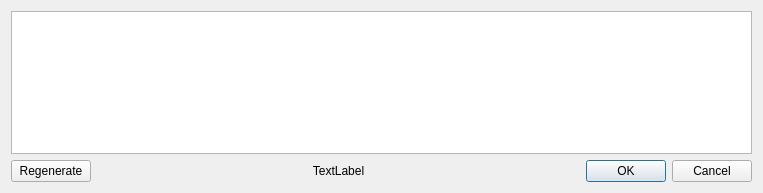
The window that src/GenerateCommitMessageDialog.ui (soramimi/Guitar) describes before a commit, drawn with Qt 5.
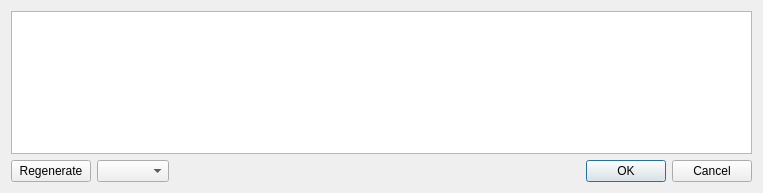
The same window after the commit.

Commit message: Add AI model selection combo box to commit message generation dialog

What changed in the file:
```diff
--- a/src/GenerateCommitMessageDialog.ui
+++ b/src/GenerateCommitMessageDialog.ui
@@ -34,19 +34,49 @@
       </widget>
      </item>
      <item>
-      <widget class="QLabel" name="label">
-       <property name="sizePolicy">
-        <sizepolicy hsizetype="Expanding" vsizetype="Preferred">
-         <horstretch>0</horstretch>
-         <verstretch>0</verstretch>
-        </sizepolicy>
+      <widget class="QFrame" name="frame">
+       <property name="minimumSize">
+        <size>
+         <width>100</width>
+         <height>0</height>
+        </size>
        </property>
-       <property name="text">
-        <string>TextLabel</string>
+       <property name="frameShape">
+        <enum>QFrame::Shape::NoFrame</enum>
        </property>
-       <property name="alignment">
-        <set>Qt::AlignmentFlag::AlignCenter</set>
+       <property name="frameShadow">
+        <enum>QFrame::Shadow::Raised</enum>
        </property>
+       <layout class="QHBoxLayout" name="horizontalLayout_2">
+        <property name="leftMargin">
+         <number>0</number>
+        </property>
+        <property name="topMargin">
+         <number>0</number>
+        </property>
+        <property name="rightMargin">
+         <number>0</number>
+        </property>
+        <property name="bottomMargin">
+         <number>0</number>
+        </property>
+        <item>
+         <widget class="QComboBox" name="comboBox_ai_models"/>
+        </item>
+        <item>
+         <spacer name="horizontalSpacer">
+          <property name="orientation">
+           <enum>Qt::Orientation::Horizontal</enum>
+          </property>
+          <property name="sizeHint" stdset="0">
+           <size>
+            <width>40</width>
+            <height>20</height>
+           </size>
+          </property>
+         </spacer>
+        </item>
+       </layout>
       </widget>
      </item>
      <item>
```
The commit also changes 13 other files.
